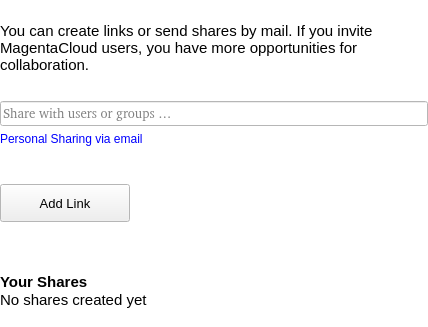
nextmcloud/desktop, file src/gui/shareusergroupwidget.ui: the form before one commit.
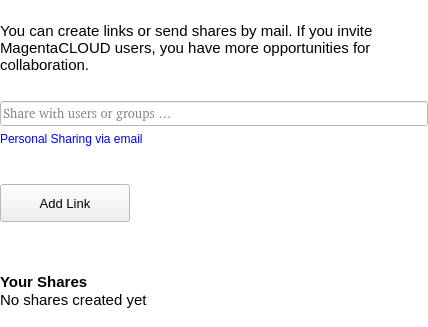
The form after the commit.

The edit to the form file:
```diff
--- a/src/gui/shareusergroupwidget.ui
+++ b/src/gui/shareusergroupwidget.ui
@@ -102,7 +102,7 @@
       </font>
      </property>
      <property name="text">
-      <string>You can create links or send shares by mail. If you invite MagentaCloud users, you have more opportunities for collaboration.</string>
+      <string>You can create links or send shares by mail. If you invite MagentaCLOUD users, you have more opportunities for collaboration.</string>
      </property>
      <property name="wordWrap">
       <bool>true</bool>
```
